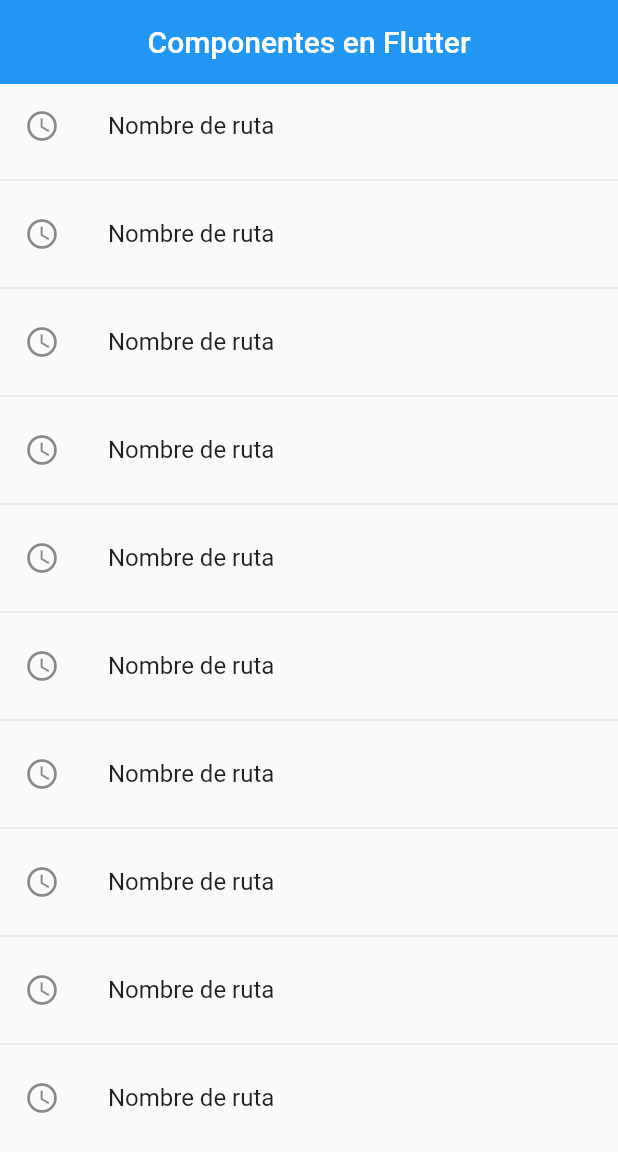
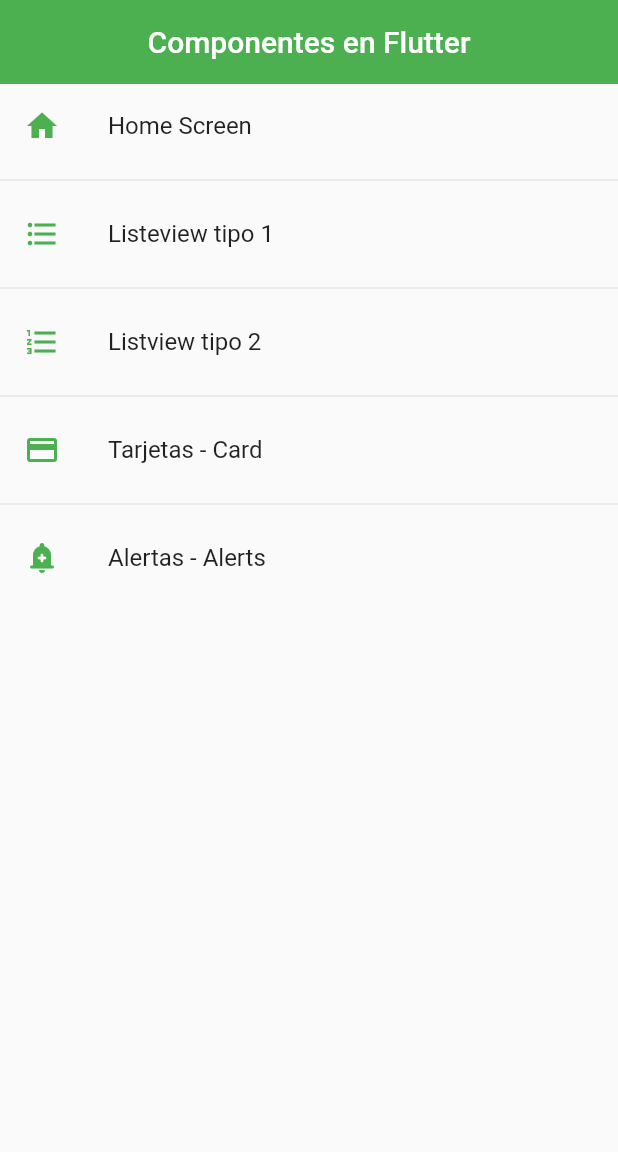
Before and after one commit to pomarmcdrac/components_flutter, a Flutter app: the screen it shows after launch, on a phone screen of 412 x 824 dp. Shown: the top 1152 px of the screen. Run offline on Flutter 3.47's test engine with Material 2 defaults, Android fonts, the phone set to English and light mode, and no system bars.

Commit message:
Cambios en codigo el 300422

```diff
--- a/lib/main.dart
+++ b/lib/main.dart
@@ -1,7 +1,7 @@
-import 'package:fl_components/router/app_routes.dart';
 import 'package:flutter/material.dart';
 
-import 'package:fl_components/screens/screens.dart';
+import 'package:fl_components/router/app_routes.dart';
+import 'package:fl_components/theme/app_theme.dart';
 
 void main() => runApp(const MyApp());
 
@@ -14,14 +14,9 @@ class MyApp extends StatelessWidget {
       debugShowCheckedModeBanner: false,
       title: 'Material App',
       initialRoute: AppRoutes.initialRoute,
-      routes: AppRoutes.routes,
-      onGenerateRoute: (settings) {
-        print(settings);
-
-        return MaterialPageRoute(
-          builder: (context) => const AlertScreen(),
-        );
-      },
+      routes: AppRoutes.getAppRoutes(),
+      onGenerateRoute: AppRoutes.onGenerateRoute,
+      theme: AppTheme.lightTheme
     );
   }
 }
--- /dev/null
+++ b/lib/models/menu_option.dart
@@ -0,0 +1,17 @@
+import 'package:flutter/material.dart' show IconData, Widget;
+
+
+class MenuOption {
+
+  final String route;
+  final IconData icon;
+  final String name;
+  final Widget screen;
+
+  MenuOption({
+    required this.route,
+    required this.icon,
+    required this.name,
+    required this.screen
+  });
+}
--- /dev/null
+++ b/lib/models/models.dart
@@ -0,0 +1 @@
+export 'package:fl_components/models/menu_option.dart';
--- a/lib/router/app_routes.dart
+++ b/lib/router/app_routes.dart
@@ -1,3 +1,4 @@
+import 'package:fl_components/models/models.dart';
 import 'package:flutter/material.dart';
 
 import '../screens/screens.dart';
@@ -6,13 +7,33 @@ class AppRoutes {
 
   static const initialRoute = 'home';
 
-  static Map<String, Widget Function(BuildContext)> routes = {
-    'home'      : ( BuildContext context ) => const HomeScreen(),
-    'listview1' : ( BuildContext context ) => const Listview1Screen(),
-    'listview2' : ( BuildContext context ) => const Listview2Screen(),
-    'card'      : ( BuildContext context ) => const CardScreen(),
-    'alert'     : ( BuildContext context ) => const AlertScreen(),
-  };
+  static final menuOption = <MenuOption>[
+    //TODO: borrar home
+    MenuOption(route: 'home', name: 'Home Screen', screen: const HomeScreen(), icon: Icons.home_sharp),
+    MenuOption(route: 'listviwe1', name: 'Listeview tipo 1', screen: const Listview1Screen(), icon: Icons.format_list_bulleted_sharp),
+    MenuOption(route: 'listview2', name: 'Listview tipo 2', screen: const Listview2Screen(), icon: Icons.format_list_numbered),
+    MenuOption(route: 'card', name: 'Tarjetas - Card', screen: const CardScreen(), icon: Icons.credit_card),
+    MenuOption(route: 'alert', name: 'Alertas - Alerts', screen: const AlertScreen(), icon: Icons.add_alert_rounded)
+  ];
+
+  static Map<String, Widget Function(BuildContext)> getAppRoutes() {
+
+    Map<String, Widget Function(BuildContext)> appRoutes = {};
+
+    for (final option in menuOption ) {
+      appRoutes.addAll({ option.route : ( BuildContext context) => option.screen});
+    }
+
+    return appRoutes;
+  }
+
+  // static Map<String, Widget Function(BuildContext)> routes = {
+  //   'home'      : ( BuildContext context ) => const HomeScreen(),
+  //   'listview1' : ( BuildContext context ) => const Listview1Screen(),
+  //   'listview2' : ( BuildContext context ) => const Listview2Screen(),
+  //   'card'      : ( BuildContext context ) => const CardScreen(),
+  //   'alert'     : ( BuildContext context ) => const AlertScreen(),
+  // };
 
   static Route<dynamic> onGenerateRoute ( RouteSettings settings ) {
     return MaterialPageRoute(
--- a/lib/screens/home_screen.dart
+++ b/lib/screens/home_screen.dart
@@ -1,6 +1,7 @@
 import 'package:flutter/material.dart';
-
-//import 'package:fl_components/screens/screens.dart';
+import 'package:fl_components/models/models.dart';
+import 'package:fl_components/router/app_routes.dart';
+import 'package:fl_components/theme/app_theme.dart';
 
 class HomeScreen extends StatelessWidget {
 
@@ -8,16 +9,18 @@ class HomeScreen extends StatelessWidget {
 
   @override
   Widget build(BuildContext context) {
+
+    final menuOption = AppRoutes.menuOption;
+
     return Scaffold(
       appBar: AppBar(
         centerTitle: true,
         title: const Text('Componentes en Flutter'),
-        elevation: 0,
       ),
       body: ListView.separated(
-        itemBuilder: (context, index) => ListTile(
-          leading: const Icon( Icons.access_time_outlined ),
-          title: const Text('Nombre de ruta'),
+        itemBuilder: (context, i) => ListTile(
+          leading: Icon(menuOption[i].icon, color: AppTheme.primary),
+          title: Text(menuOption[i].name),
           onTap: () {
 
             // final route =  MaterialPageRoute(
@@ -26,12 +29,12 @@ class HomeScreen extends StatelessWidget {
 
             // Navigator.push(context, route);
 
-            Navigator.pushNamed(context, 'alert');
+            Navigator.pushNamed(context, menuOption[i].route);
 
           },
         ),
         separatorBuilder: ( _ , __ ) => const Divider(),
-        itemCount: 10,
+        itemCount: menuOption.length,
       ),
     );
   }
--- a/lib/screens/listview2_screen.dart
+++ b/lib/screens/listview2_screen.dart
@@ -12,14 +12,12 @@ class Listview2Screen extends StatelessWidget {
       appBar: AppBar(
         centerTitle: true,
         title: const Text('Listview Tipo 2'),
-        elevation: 0,
-        backgroundColor: Colors.green,
       ),
       body: ListView.separated(
         itemCount: options.length,
         itemBuilder: (context, i) => ListTile(
               title: Text( options[i] ),
-              trailing: const Icon( Icons.keyboard_double_arrow_right_outlined, color: Colors.greenAccent,),
+              trailing: const Icon( Icons.keyboard_double_arrow_right_outlined,),
               onTap: (){
                 final game = options[i];
                 print(game);
--- /dev/null
+++ b/lib/theme/app_theme.dart
@@ -0,0 +1,40 @@
+import 'package:flutter/material.dart';
+
+class AppTheme {
+
+  static const Color primary = Colors.green;
+
+  static final ThemeData lightTheme = ThemeData.light().copyWith(
+    //Color primario
+    primaryColor: primary,
+
+    //AppBar Theme
+    appBarTheme: const AppBarTheme(
+      color: primary,
+      elevation: 0
+    ),
+
+    //TextButton Theme
+    textButtonTheme: TextButtonThemeData(
+      style: TextButton.styleFrom(primary: primary),
+    ),
+
+    //FloatingActionButtons Theme
+    floatingActionButtonTheme: const FloatingActionButtonThemeData(
+      backgroundColor: primary,
+      elevation: 2,
+    ),
+
+    //ElevatedButtons Theme
+    elevatedButtonTheme: ElevatedButtonThemeData(
+      style: ElevatedButton.styleFrom(
+        primary: primary,
+        shape: const StadiumBorder(),
+        elevation: 1
+      ),
+    ),
+
+  );
+
+
+}
--- /dev/null
+++ b/lib/widgets/widgets.dart
@@ -0,0 +1,2 @@
+export 'package:fl_components/widgets/custom_card_type_1.dart';
+export 'package:fl_components/widgets/custom_cart_type_2.dart';
--- a/pubspec.yaml
+++ b/pubspec.yaml
@@ -58,8 +58,8 @@ flutter:
   uses-material-design: true
 
   # To add assets to your application, add an assets section, like this:
-  # assets:
-  #   - images/a_dot_burr.jpeg
+  assets:
+  - assets/images/load.gif
   #   - images/a_dot_ham.jpeg
 
   # An image asset can refer to one or more resolution-specific "variants", see
```
Also changed, not shown: lib/screens/alert_screen.dart (+83 -2 lines), lib/screens/card_screen.dart (+19 -3 lines), lib/widgets/custom_card_type_1.dart (added, +41 -0 lines), lib/widgets/custom_cart_type_2.dart (added, +47 -0 lines), assets/images/load.gif (added).
